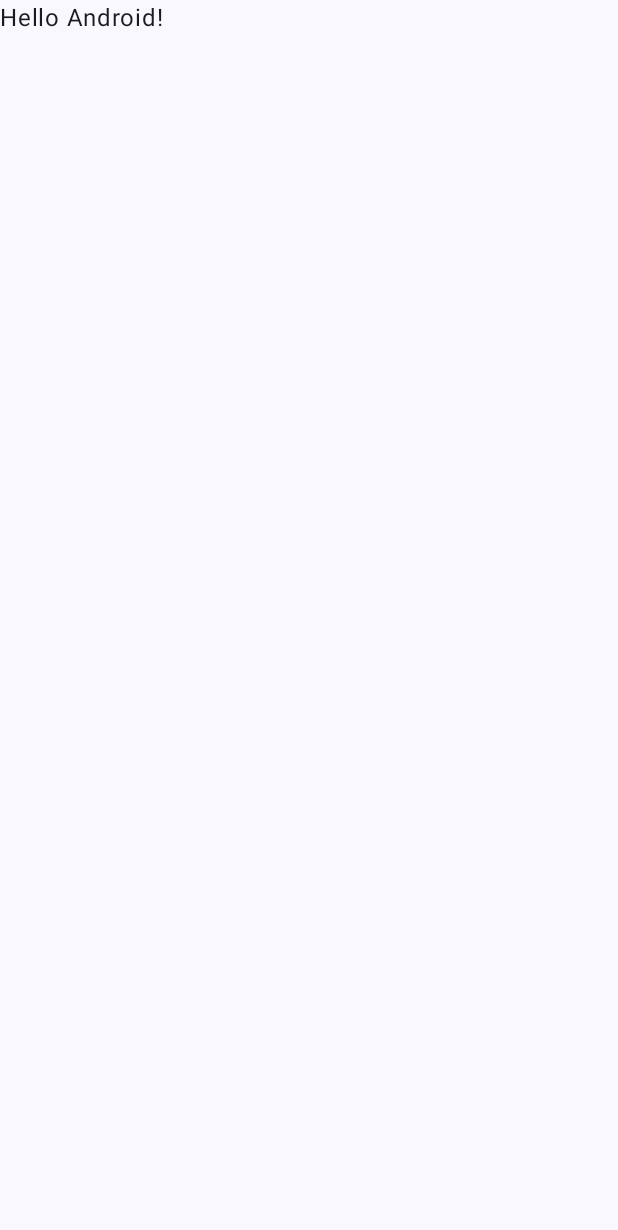
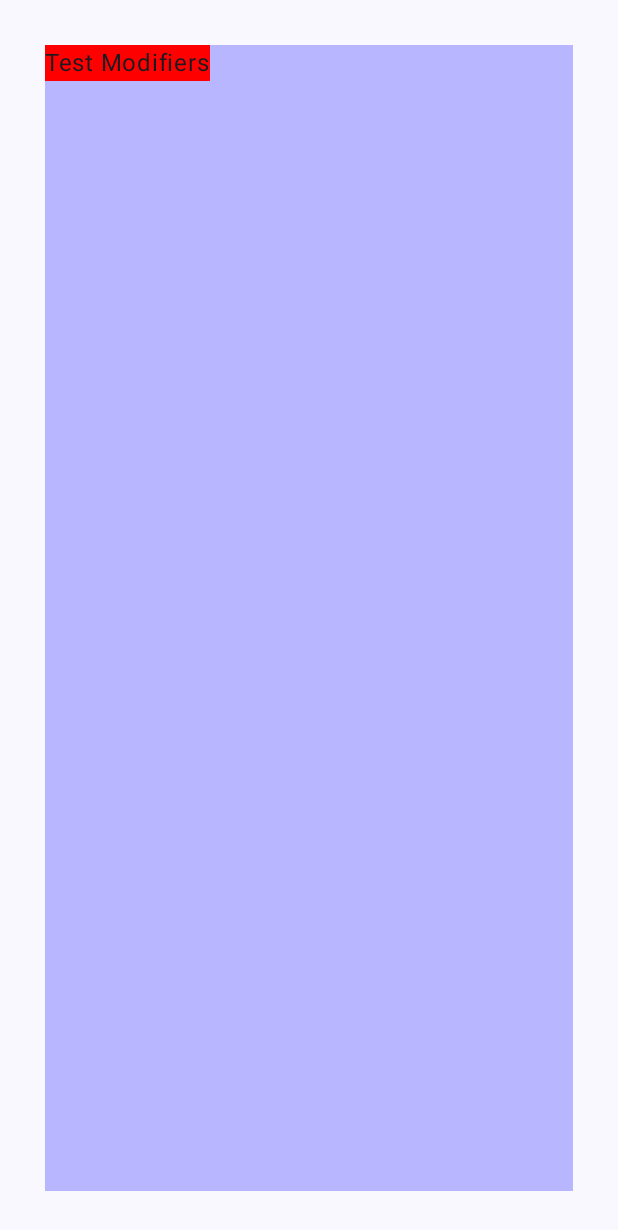
Before and after one commit to iamsafidev/JetpackCompose-Starter, an Android app built with Jetpack Compose: the screen it shows after launch (MainActivity), on a phone screen of 412 x 824 dp. Before the commit the part shown is almost empty. Shown: the top 1230 px of the screen. Run offline under Robolectric (Android 15) with nearby library versions, the phone set to English and light mode, and no system bars.

Commit message:
Testing the Modifiers

```diff
--- a/app/src/main/java/com/iamsafidev/practiceJetpackCompose/MainActivity.kt
+++ b/app/src/main/java/com/iamsafidev/practiceJetpackCompose/MainActivity.kt
@@ -22,25 +22,9 @@ class MainActivity : ComponentActivity() {
                     modifier = Modifier.fillMaxSize(),
                     color = MaterialTheme.colorScheme.background
                 ) {
-                    Greeting("Android")
+                   TestModifiers()
                 }
             }
         }
     }
 }
-
-@Composable
-fun Greeting(name: String, modifier: Modifier = Modifier) {
-    Text(
-        text = "Hello $name!",
-        modifier = modifier
-    )
-}
-
-@Preview(showBackground = true)
-@Composable
-fun GreetingPreview() {
-    MyApplicationTheme {
-        Greeting("Android")
-    }
-}
--- /dev/null
+++ b/app/src/main/java/com/iamsafidev/practiceJetpackCompose/Modifiers.kt
@@ -0,0 +1,24 @@
+package com.iamsafidev.practiceJetpackCompose
+
+import androidx.compose.foundation.background
+import androidx.compose.foundation.clickable
+import androidx.compose.foundation.layout.Column
+import androidx.compose.foundation.layout.padding
+import androidx.compose.material3.Text
+import androidx.compose.runtime.Composable
+import androidx.compose.ui.Modifier
+import androidx.compose.ui.graphics.Color
+import androidx.compose.ui.unit.dp
+
+@Composable
+fun TestModifiers() {
+    Column(
+        modifier = Modifier
+            .padding(30.dp)
+            .background(Color(0x440000FF))
+            .clickable {  }
+
+    ) {
+        Text(text = "Test Modifiers", modifier = Modifier.background(Color.Red))
+    }
+}
```
